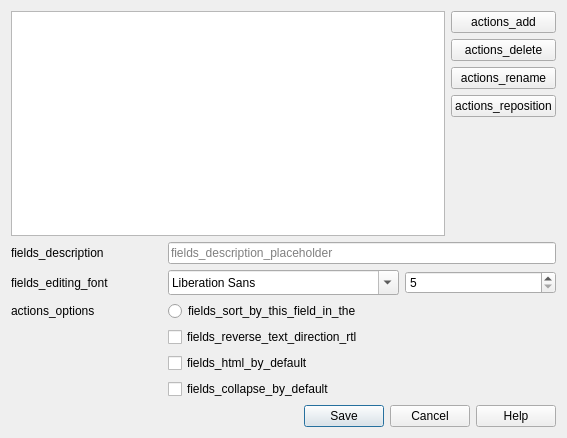
This is qt/aqt/forms/fields.ui in ankitects/anki as Qt 5 draws it before an edit. The edited form follows.
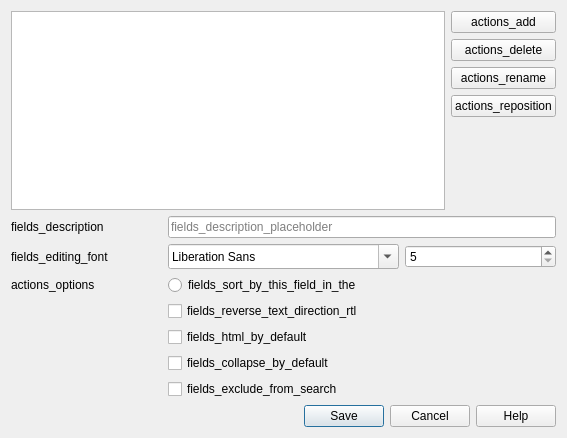
This is the edited form.

Commit message: Add option to exclude fields from unqualified searches

The edit to the form file:
```diff
--- a/qt/aqt/forms/fields.ui
+++ b/qt/aqt/forms/fields.ui
@@ -172,6 +172,16 @@
        </property>
       </widget>
      </item>
+     <item row="6" column="1" alignment="Qt::AlignLeft">
+      <widget class="QCheckBox" name="excludeFromSearch">
+       <property name="enabled">
+        <bool>true</bool>
+       </property>
+       <property name="text">
+        <string>fields_exclude_from_search</string>
+       </property>
+      </widget>
+     </item>
     </layout>
    </item>
    <item>
```
The commit also changes 9 other files.
